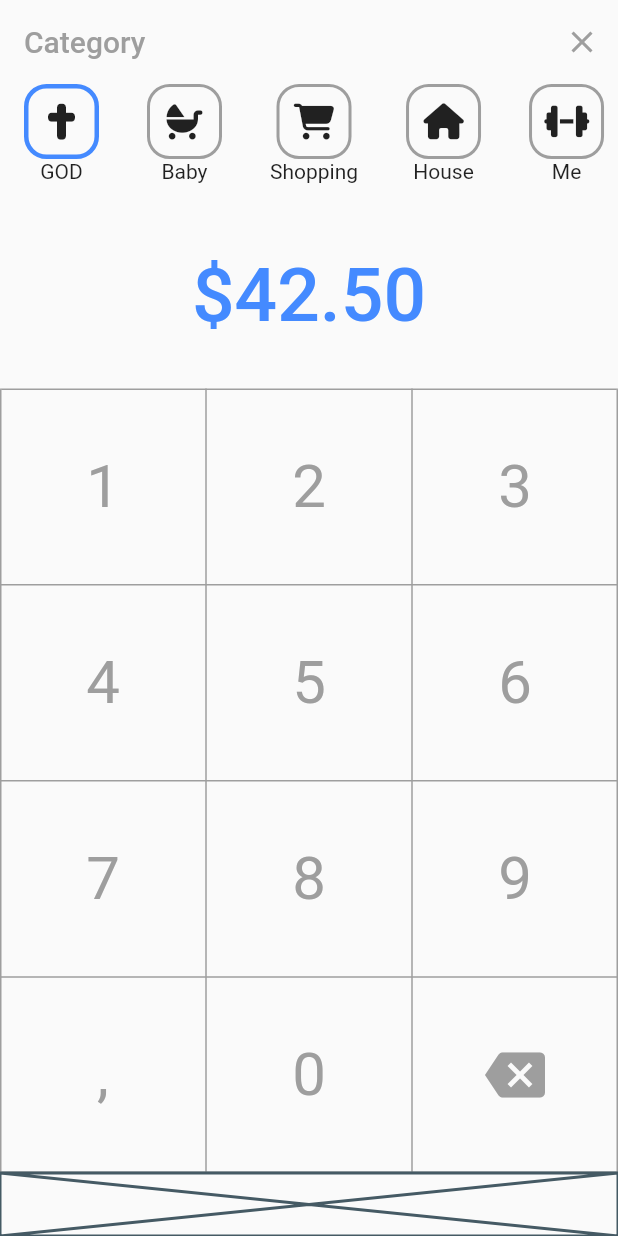
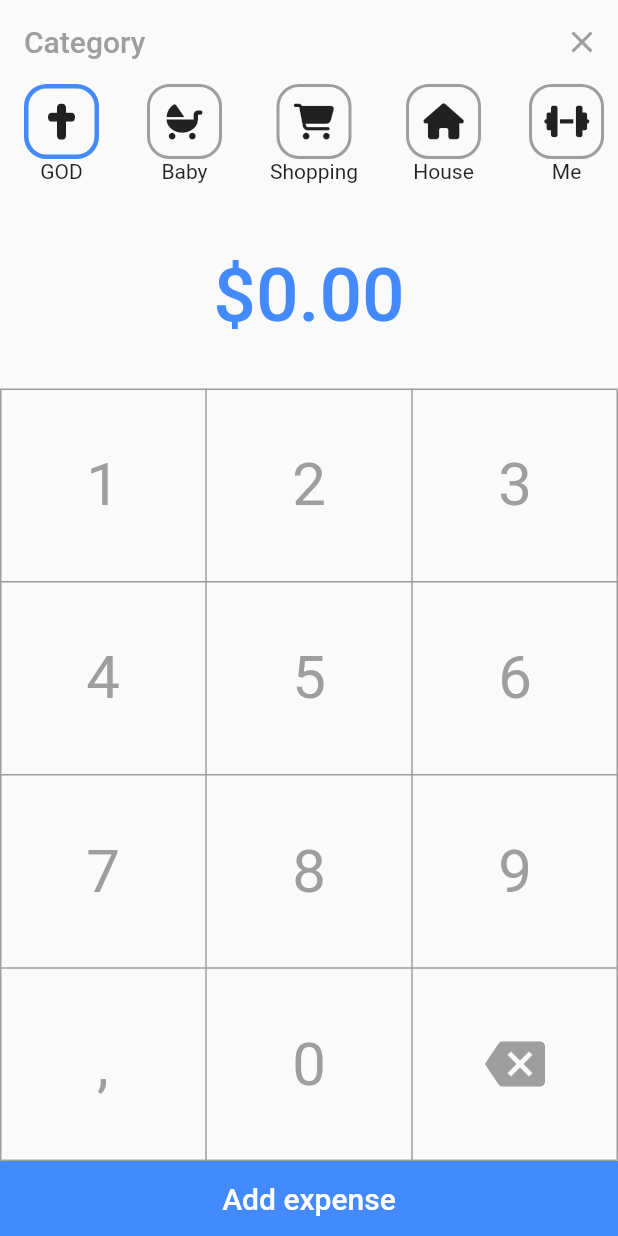
Before and after one commit to janerleonardo/Finance, a Flutter app: the Expenses screen opened directly, on a phone screen of 412 x 824 dp. Run offline on Flutter 3.47's test engine with Material 2 defaults, Android fonts, the phone set to English and light mode, and no system bars; our stand-ins replace charts_flutter, cloud_firestore, firebase_core, font_awesome_flutter; missing offline and left inert: dart:ffi; accounts and stored records are empty.

Commit message:
Function for numpad button and butthon add expense

```diff
--- a/lib/expenses.dart
+++ b/lib/expenses.dart
@@ -14,7 +14,7 @@ class Expenses extends StatefulWidget {
 
 class _ExpensesState extends State<Expenses> {
   late String category;
-  late double value = 42.500;
+  late double value = 0;
   @override
   Widget build(BuildContext context) {
     return Scaffold(
@@ -74,9 +74,36 @@ class _ExpensesState extends State<Expenses> {
         ),
       );
 
-  _numpad() => Numpad();
+  _numpad() => Numpad(sendValue: (newValue, inds)  {
+    setState(() {
+      if(inds){
+        value = value *  10 +newValue;
+      } else {
+        value = newValue;
+      }
 
-  _submit() => Placeholder(
-        fallbackHeight: 42,
-      );
+    });
+  });
+
+  _submit() => Container(
+    height: 50.0,
+    width: double.infinity,
+    decoration: BoxDecoration(
+      color: Colors.blueAccent,
+    ),
+    child: MaterialButton(
+      onPressed: () {
+        if (value > 0 && category != ""){
+
+        } else {
+          ScaffoldMessenger.of(context).showSnackBar(SnackBar(content:  Text('Select a value or a category')));
+        }
+       },
+      child: Text('Add expense',
+      style: TextStyle(
+        color: Colors.white,
+        fontSize: 20.0
+      ),),
+    ),
+  );
 }
--- a/lib/numpad.dart
+++ b/lib/numpad.dart
@@ -1,15 +1,31 @@
 import 'package:flutter/material.dart';
 
-class Numpad extends StatelessWidget {
-  const Numpad({super.key});
+class Numpad extends StatefulWidget {
+  const Numpad({super.key, required this.sendValue});
+  final Function(double, bool) sendValue;
 
+  @override
+  State<Numpad> createState() => _NumpadState();
+}
+
+class _NumpadState extends State<Numpad> {
+  double value = 0.0;
   Widget _num(String num, double height) {
-    return Container(
+    return GestureDetector(
+      behavior: HitTestBehavior.opaque,
+      onTap: () {
+        setState(() {
+          value = double.parse(num);
+        });
+        widget.sendValue(value, true);
+      },
+      child: Container(
         height: height,
         child: Center(
           child: Text(
             num,
             style: TextStyle(fontSize: 40, color: Colors.grey),
+          ),
         ),
       ),
     );
@@ -41,7 +57,15 @@ class Numpad extends StatelessWidget {
             TableRow(children: [
               _num(",", height),
               _num("0", height),
-              Container(
+              GestureDetector(
+                  behavior: HitTestBehavior.opaque,
+                  onTap: () {
+                    setState(() {
+                      value = 0.0;
+                    });
+                    widget.sendValue(value, false);
+                  },
+                  child: Container(
                     height: height,
                     child: Center(
                       child: Icon(
@@ -50,7 +74,7 @@ class Numpad extends StatelessWidget {
                         size: 40,
                       ),
                     ),
-              )
+                  ))
             ])
           ],
         );
```
Lines whose indentation alone changed are shown as unchanged.
